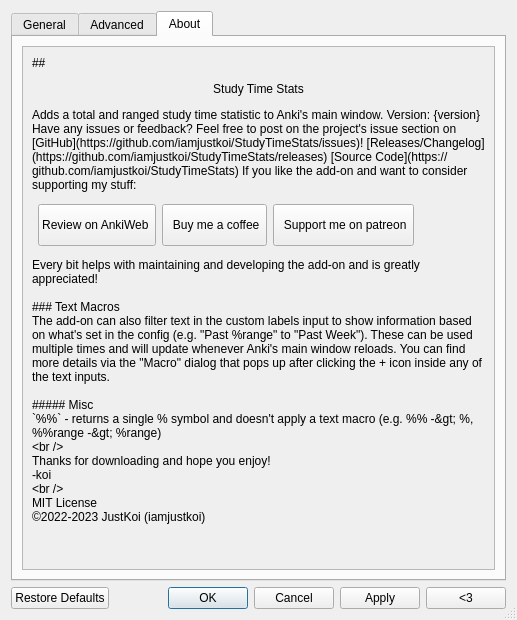
Above: res/ui/options_dialog.ui from iamjustkoi/StudyTimeStats before the change. Below: the same form after it.
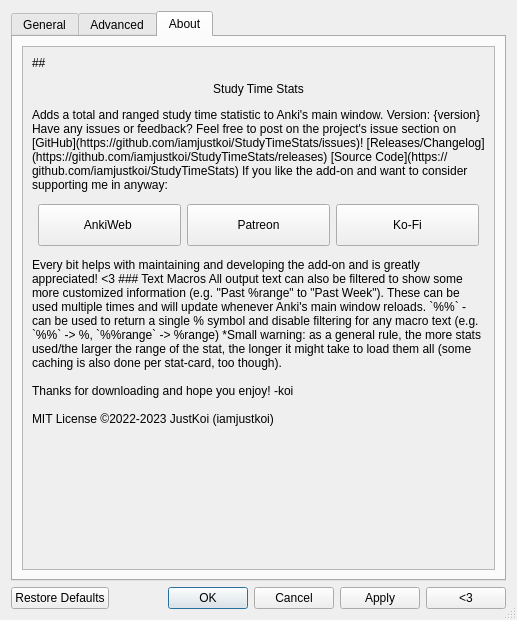
That is the form after the change. Icons and pictures are not drawn. Custom widgets are drawn as their Qt base class.

The edit to the form file:
```diff
--- a/res/ui/options_dialog.ui
+++ b/res/ui/options_dialog.ui
@@ -324,8 +324,8 @@
            <rect>
             <x>0</x>
             <y>0</y>
-            <width>479</width>
-            <height>510</height>
+            <width>456</width>
+            <height>555</height>
            </rect>
           </property>
           <property name="sizePolicy">
@@ -353,7 +353,7 @@
 [Releases/Changelog](https://github.com/iamjustkoi/StudyTimeStats/releases)  
 [Source Code](https://github.com/iamjustkoi/StudyTimeStats)  
 
-If you like the add-on and want to consider supporting my stuff:</string>
+If you like the add-on and want to consider supporting me in anyway:</string>
              </property>
              <property name="textFormat">
               <enum>Qt::AutoText</enum>
@@ -375,7 +375,7 @@
            <item>
             <widget class="QFrame" name="supportButtonHolder">
              <property name="sizePolicy">
-              <sizepolicy hsizetype="Maximum" vsizetype="Maximum">
+              <sizepolicy hsizetype="Expanding" vsizetype="Maximum">
                <horstretch>0</horstretch>
                <verstretch>0</verstretch>
               </sizepolicy>
@@ -417,7 +417,7 @@
                  <enum>Qt::CustomContextMenu</enum>
                 </property>
                 <property name="text">
-                 <string>Review on AnkiWeb </string>
+                 <string>AnkiWeb </string>
                 </property>
                 <property name="icon">
                  <iconset>
@@ -431,44 +431,6 @@
                 </property>
                </widget>
               </item>
-              <item>
-               <widget class="QPushButton" name="kofi_button">
-                <property name="minimumSize">
-                 <size>
-                  <width>0</width>
-                  <height>42</height>
-                 </size>
-                </property>
-                <property name="maximumSize">
-                 <size>
-                  <width>200</width>
-                  <height>16777215</height>
-                 </size>
-                </property>
-                <property name="cursor">
-                 <cursorShape>PointingHandCursor</cursorShape>
-                </property>
-                <property name="focusPolicy">
-                 <enum>Qt::NoFocus</enum>
-                </property>
-                <property name="contextMenuPolicy">
-                 <enum>Qt::CustomContextMenu</enum>
-                </property>
-                <property name="text">
-                 <string>  Buy me a coffee </string>
-                </property>
-                <property name="icon">
-                 <iconset>
-                  <normaloff>res/img/kofilogo_blue.PNG</normaloff>res/img/kofilogo_blue.PNG</iconset>
-                </property>
-                <property name="iconSize">
-                 <size>
-                  <width>32</width>
-                  <height>32</height>
-                 </size>
-                </property>
-               </widget>
-              </item>
               <item>
                <widget class="QPushButton" name="patreon_button">
                 <property name="minimumSize">
@@ -493,7 +455,7 @@
                  <enum>Qt::CustomContextMenu</enum>
                 </property>
                 <property name="text">
-                 <string>  Support me on patreon </string>
+                 <string> Patreon </string>
                 </property>
                 <property name="icon">
                  <iconset>
@@ -507,6 +469,47 @@
                 </property>
                </widget>
               </item>
+              <item>
+               <widget class="QPushButton" name="kofi_button">
+                <property name="minimumSize">
+                 <size>
+                  <width>0</width>
+                  <height>42</height>
+                 </size>
+                </property>
+                <property name="maximumSize">
+                 <size>
+                  <width>200</width>
+                  <height>16777215</height>
+                 </size>
+                </property>
+                <property name="cursor">
+                 <cursorShape>PointingHandCursor</cursorShape>
+                </property>
+                <property name="focusPolicy">
+                 <enum>Qt::NoFocus</enum>
+                </property>
+                <property name="contextMenuPolicy">
+                 <enum>Qt::CustomContextMenu</enum>
+                </property>
+                <property name="toolTip">
+                 <string>Buy me a coffee with Ko-Fi!</string>
+                </property>
+                <property name="text">
+                 <string>Ko-Fi</string>
+                </property>
+                <property name="icon">
+                 <iconset>
+                  <normaloff>res/img/kofilogo_blue.PNG</normaloff>res/img/kofilogo_blue.PNG</iconset>
+                </property>
+                <property name="iconSize">
+                 <size>
+                  <width>32</width>
+                  <height>32</height>
+                 </size>
+                </property>
+               </widget>
+              </item>
              </layout>
             </widget>
            </item>
@@ -519,18 +522,26 @@
               </sizepolicy>
              </property>
              <property name="text">
-              <string>Every bit helps with maintaining and developing the add-on and is greatly appreciated!
+              <string>Every bit helps with maintaining and developing the add-on and is greatly appreciated! &lt;3
 
 ### Text Macros
-The add-on can also filter text in the custom labels input to show information based on what's set in the config (e.g. &quot;Past %range&quot; to &quot;Past Week&quot;). These can be used multiple times and will update whenever Anki's main window reloads. You can find more details via the &quot;Macro&quot; dialog that pops up after clicking the + icon inside any of the text inputs.
+All output text can also be filtered to show some more customized information (e.g. &quot;Past %range&quot; to &quot;Past Week&quot;). These can be used multiple times and will update whenever Anki's main window reloads. 
 
-##### Misc
-`%%` - returns a single % symbol and doesn't apply a text macro (e.g. %% -&gt; %, %%range -&gt; %range)
+`%%` - can be used to return a single % symbol and disable filtering for any macro text (e.g. `%%` -&gt; %, `%%range` -&gt; %range)
+
+*Small warning: as a general rule, the more stats used/the larger the range of the stat, the longer it might take to load them all (some caching is also done per stat-card, too though).
+
+&lt;br&gt;&lt;/br&gt;
 &lt;br&gt;&lt;/br&gt;
 Thanks for downloading and hope you enjoy!
+
 -koi 
+
+
+&lt;br&gt;&lt;/br&gt;
 &lt;br&gt;&lt;/br&gt;
 MIT License 
+
 ©2022-2023 JustKoi (iamjustkoi)</string>
              </property>
              <property name="textFormat">
```
Left out of the diff: 25 changed lines with no effect on the pictures.
